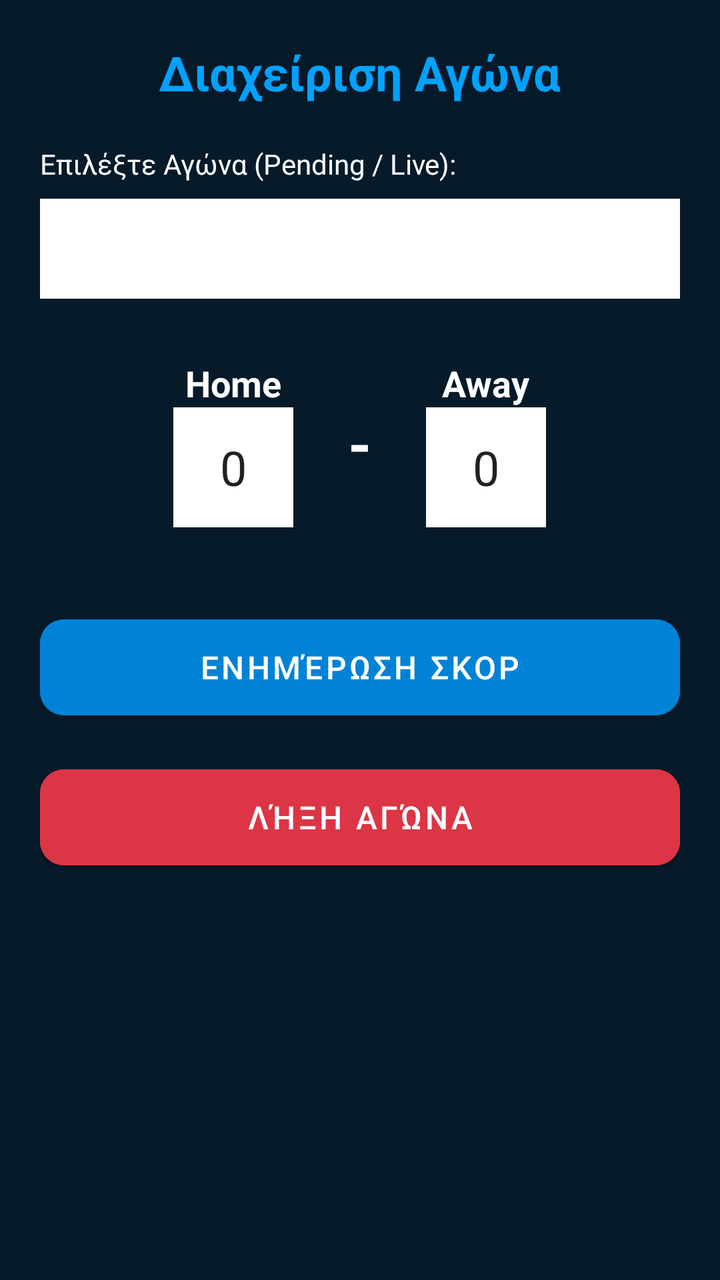
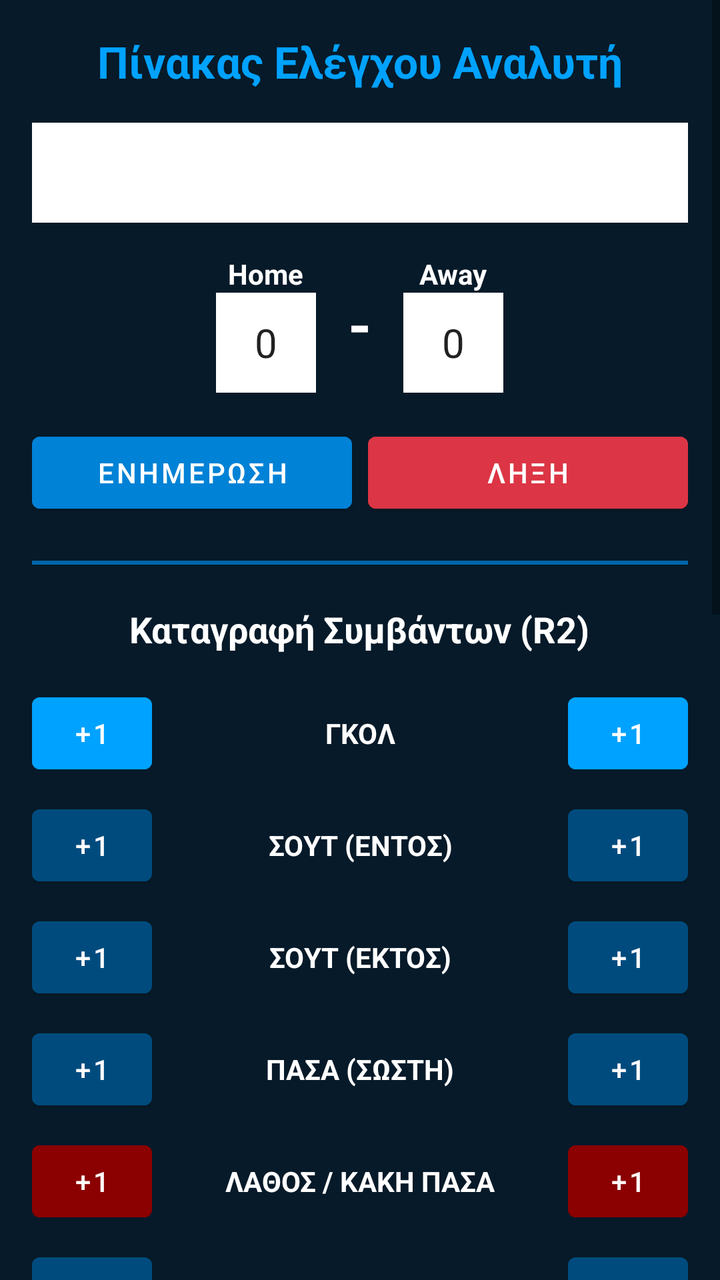

The first picture is an Android layout as it rendered before a commit; the second is the same layout after the commit. The layout source and the unified diff follow.
<!-- AndroidManifest.xml: application theme Theme.Tempproject -->
<!-- res/layout/activity_manage_match.xml -->
<?xml version="1.0" encoding="utf-8"?>
<LinearLayout xmlns:android="http://schemas.android.com/apk/res/android"
    xmlns:app="http://schemas.android.com/apk/res-auto"
    android:layout_width="match_parent"
    android:layout_height="match_parent"
    android:orientation="vertical"
    android:padding="20dp"
    android:background="@color/palette_blue_6"
    android:gravity="center_horizontal">

    <TextView
        android:layout_width="wrap_content"
        android:layout_height="wrap_content"
        android:text="Διαχείριση Αγώνα"
        android:textSize="24sp"
        android:textStyle="bold"
        android:textColor="@color/palette_blue_1"
        android:layout_marginBottom="20dp"/>

    <TextView
        android:layout_width="match_parent"
        android:layout_height="wrap_content"
        android:text="Επιλέξτε Αγώνα (Pending / Live):"
        android:textColor="@color/white"
        android:layout_marginBottom="8dp"/>

    <Spinner
        android:id="@+id/matchSpinner"
        android:layout_width="match_parent"
        android:layout_height="50dp"
        android:background="@color/white"
        android:layout_marginBottom="30dp"/>

    <LinearLayout
        android:layout_width="match_parent"
        android:layout_height="wrap_content"
        android:orientation="horizontal"
        android:gravity="center">

        <LinearLayout
            android:layout_width="wrap_content"
            android:layout_height="wrap_content"
            android:orientation="vertical"
            android:gravity="center"
            android:layout_marginEnd="20dp">
            <TextView
                android:id="@+id/homeTeamTxt"
                android:layout_width="wrap_content"
                android:layout_height="wrap_content"
                android:text="Home"
                android:textColor="@color/white"
                android:textStyle="bold"
                android:textSize="18sp"/>
            <EditText
                android:id="@+id/homeScoreInput"
                android:layout_width="60dp"
                android:layout_height="60dp"
                android:inputType="number"
                android:text="0"
                android:textAlignment="center"
                android:textSize="24sp"
                android:background="@color/white"/>
        </LinearLayout>

        <TextView
            android:layout_width="wrap_content"
            android:layout_height="wrap_content"
            android:text=" - "
            android:textColor="@color/white"
            android:textSize="30sp"
            android:textStyle="bold"/>

        <LinearLayout
            android:layout_width="wrap_content"
            android:layout_height="wrap_content"
            android:orientation="vertical"
            android:gravity="center"
            android:layout_marginStart="20dp">
            <TextView
                android:id="@+id/awayTeamTxt"
                android:layout_width="wrap_content"
                android:layout_height="wrap_content"
                android:text="Away"
                android:textColor="@color/white"
                android:textStyle="bold"
                android:textSize="18sp"/>
            <EditText
                android:id="@+id/awayScoreInput"
                android:layout_width="60dp"
                android:layout_height="60dp"
                android:inputType="number"
                android:text="0"
                android:textAlignment="center"
                android:textSize="24sp"
                android:background="@color/white"/>
        </LinearLayout>
    </LinearLayout>

    <Button
        android:id="@+id/btnUpdateScore"
        android:layout_width="match_parent"
        android:layout_height="60dp"
        android:layout_marginTop="40dp"
        android:text="Ενημέρωση Σκορ"
        android:backgroundTint="@color/palette_blue_2"
        app:cornerRadius="12dp"
        android:textSize="16sp"/>

    <Button
        android:id="@+id/btnFinishMatch"
        android:layout_width="match_parent"
        android:layout_height="60dp"
        android:layout_marginTop="15dp"
        android:text="Λήξη Αγώνα"
        android:backgroundTint="#dc3545"
        app:cornerRadius="12dp"
        android:textSize="16sp"/>

</LinearLayout>
<!-- resources referenced by this layout -->
<resources>
  <color name="palette_blue_1">#FF00A2FF</color>
  <color name="palette_blue_2">#FF0082D6</color>
  <color name="palette_blue_6">#FF061A29</color>
  <color name="white">#FFFFFFFF</color>
  <style name="Theme.Tempproject" parent="Theme.MaterialComponents.DayNight.DarkActionBar">
          
          <item name="colorPrimary">@color/purple_500</item>
          <item name="colorPrimaryVariant">@color/purple_700</item>
          <item name="colorOnPrimary">@color/white</item>
          
          <item name="colorSecondary">@color/teal_200</item>
          <item name="colorSecondaryVariant">@color/teal_700</item>
          <item name="colorOnSecondary">@color/black</item>
  
          <item name="android:statusBarColor">?attr/colorPrimaryVariant</item>
  
      </style>
  <color name="purple_500">#FF6200EE</color>
  <color name="purple_700">#FF3700B3</color>
  <color name="teal_200">#FF03DAC5</color>
  <color name="teal_700">#FF018786</color>
  <color name="black">#FF000000</color>
</resources>

<!-- the commit's change to res/layout/activity_manage_match.xml (unified diff, before → after) -->
@@ -1,119 +1,234 @@
 <?xml version="1.0" encoding="utf-8"?>
-<LinearLayout xmlns:android="http://schemas.android.com/apk/res/android"
+<ScrollView xmlns:android="http://schemas.android.com/apk/res/android"
     xmlns:app="http://schemas.android.com/apk/res-auto"
     android:layout_width="match_parent"
     android:layout_height="match_parent"
-    android:orientation="vertical"
-    android:padding="20dp"
     android:background="@color/palette_blue_6"
-    android:gravity="center_horizontal">
-
-    <TextView
-        android:layout_width="wrap_content"
-        android:layout_height="wrap_content"
-        android:text="Διαχείριση Αγώνα"
-        android:textSize="24sp"
-        android:textStyle="bold"
-        android:textColor="@color/palette_blue_1"
-        android:layout_marginBottom="20dp"/>
-
-    <TextView
-        android:layout_width="match_parent"
-        android:layout_height="wrap_content"
-        android:text="Επιλέξτε Αγώνα (Pending / Live):"
-        android:textColor="@color/white"
-        android:layout_marginBottom="8dp"/>
-
-    <Spinner
-        android:id="@+id/matchSpinner"
-        android:layout_width="match_parent"
-        android:layout_height="50dp"
-        android:background="@color/white"
-        android:layout_marginBottom="30dp"/>
+    android:fillViewport="true">
 
     <LinearLayout
         android:layout_width="match_parent"
         android:layout_height="wrap_content"
-        android:orientation="horizontal"
-        android:gravity="center">
-
-        <LinearLayout
-            android:layout_width="wrap_content"
-            android:layout_height="wrap_content"
-            android:orientation="vertical"
-            android:gravity="center"
-            android:layout_marginEnd="20dp">
-            <TextView
-                android:id="@+id/homeTeamTxt"
-                android:layout_width="wrap_content"
-                android:layout_height="wrap_content"
-                android:text="Home"
-                android:textColor="@color/white"
-                android:textStyle="bold"
-                android:textSize="18sp"/>
-            <EditText
-                android:id="@+id/homeScoreInput"
-                android:layout_width="60dp"
-                android:layout_height="60dp"
-                android:inputType="number"
-                android:text="0"
-                android:textAlignment="center"
-                android:textSize="24sp"
-                android:background="@color/white"/>
-        </LinearLayout>
+        android:orientation="vertical"
+        android:padding="16dp"
+        android:gravity="center_horizontal">
 
         <TextView
             android:layout_width="wrap_content"
             android:layout_height="wrap_content"
-            android:text=" - "
+            android:text="Πίνακας Ελέγχου Αναλυτή"
+            android:textSize="22sp"
+            android:textStyle="bold"
+            android:textColor="@color/palette_blue_1"
+            android:layout_marginBottom="16dp"/>
+
+        <Spinner
+            android:id="@+id/matchSpinner"
+            android:layout_width="match_parent"
+            android:layout_height="50dp"
+            android:background="@color/white"
+            android:layout_marginBottom="16dp"/>
+
+        <LinearLayout
+            android:layout_width="match_parent"
+            android:layout_height="wrap_content"
+            android:orientation="horizontal"
+            android:gravity="center"
+            android:layout_marginBottom="16dp">
+
+            <LinearLayout
+                android:layout_width="wrap_content"
+                android:layout_height="wrap_content"
+                android:orientation="vertical"
+                android:gravity="center"
+                android:layout_marginEnd="16dp">
+                <TextView
+                    android:id="@+id/homeTeamTxt"
+                    android:layout_width="wrap_content"
+                    android:layout_height="wrap_content"
+                    android:text="Home"
+                    android:textColor="@color/white"
+                    android:textStyle="bold"/>
+                <EditText
+                    android:id="@+id/homeScoreInput"
+                    android:layout_width="50dp"
+                    android:layout_height="50dp"
+                    android:inputType="number"
+                    android:text="0"
+                    android:textAlignment="center"
+                    android:textSize="20sp"
+                    android:background="@color/white"/>
+            </LinearLayout>
+
+            <TextView
+                android:layout_width="wrap_content"
+                android:layout_height="wrap_content"
+                android:text="-"
+                android:textColor="@color/white"
+                android:textSize="30sp"
+                android:textStyle="bold"/>
+
+            <LinearLayout
+                android:layout_width="wrap_content"
+                android:layout_height="wrap_content"
+                android:orientation="vertical"
+                android:gravity="center"
+                android:layout_marginStart="16dp">
+                <TextView
+                    android:id="@+id/awayTeamTxt"
+                    android:layout_width="wrap_content"
+                    android:layout_height="wrap_content"
+                    android:text="Away"
+                    android:textColor="@color/white"
+                    android:textStyle="bold"/>
+                <EditText
+                    android:id="@+id/awayScoreInput"
+                    android:layout_width="50dp"
+                    android:layout_height="50dp"
+                    android:inputType="number"
+                    android:text="0"
+                    android:textAlignment="center"
+                    android:textSize="20sp"
+                    android:background="@color/white"/>
+            </LinearLayout>
+        </LinearLayout>
+
+        <LinearLayout
+            android:layout_width="match_parent"
+            android:layout_height="wrap_content"
+            android:orientation="horizontal">
+            <Button
+                android:id="@+id/btnUpdateScore"
+                android:layout_width="0dp"
+                android:layout_height="wrap_content"
+                android:layout_weight="1"
+                android:layout_marginEnd="4dp"
+                android:text="Ενημερωση"
+                android:backgroundTint="@color/palette_blue_2"/>
+            <Button
+                android:id="@+id/btnFinishMatch"
+                android:layout_width="0dp"
+                android:layout_height="wrap_content"
+                android:layout_weight="1"
+                android:layout_marginStart="4dp"
+                android:text="Ληξη"
+                android:backgroundTint="#dc3545"/>
+        </LinearLayout>
+
+        <View android:layout_width="match_parent" android:layout_height="2dp" android:background="@color/palette_blue_3" android:layout_marginTop="20dp" android:layout_marginBottom="20dp"/>
+
+        <TextView
+            android:layout_width="wrap_content"
+            android:layout_height="wrap_content"
+            android:text="Καταγραφή Συμβάντων (R2)"
             android:textColor="@color/white"
-            android:textSize="30sp"
-            android:textStyle="bold"/>
+            android:textSize="18sp"
+            android:textStyle="bold"
+            android:layout_marginBottom="16dp"/>
+
+        <LinearLayout android:layout_width="match_parent" android:layout_height="wrap_content" android:orientation="horizontal" android:gravity="center" android:layout_marginBottom="8dp">
+            <Button android:id="@+id/btnHomeGoal" android:layout_width="60dp" android:layout_height="wrap_content" android:text="+1" android:backgroundTint="@color/palette_blue_1"/>
+            <TextView android:layout_width="0dp" android:layout_height="wrap_content" android:layout_weight="1" android:text="ΓΚΟΛ" android:textColor="@color/white" android:gravity="center" android:textStyle="bold"/>
+            <Button android:id="@+id/btnAwayGoal" android:layout_width="60dp" android:layout_height="wrap_content" android:text="+1" android:backgroundTint="@color/palette_blue_1"/>
+        </LinearLayout>
+
+        <LinearLayout android:layout_width="match_parent" android:layout_height="wrap_content" android:orientation="horizontal" android:gravity="center" android:layout_marginBottom="8dp">
+            <Button android:id="@+id/btnHomeShotOn" android:layout_width="60dp" android:layout_height="wrap_content" android:text="+1" android:backgroundTint="@color/palette_blue_4"/>
+            <TextView android:layout_width="0dp" android:layout_height="wrap_content" android:layout_weight="1" android:text="ΣΟΥΤ (ΕΝΤΟΣ)" android:textColor="@color/white" android:gravity="center" android:textStyle="bold"/>
+            <Button android:id="@+id/btnAwayShotOn" android:layout_width="60dp" android:layout_height="wrap_content" android:text="+1" android:backgroundTint="@color/palette_blue_4"/>
+        </LinearLayout>
+
+        <LinearLayout android:layout_width="match_parent" android:layout_height="wrap_content" android:orientation="horizontal" android:gravity="center" android:layout_marginBottom="8dp">
+            <Button android:id="@+id/btnHomeShotOff" android:layout_width="60dp" android:layout_height="wrap_content" android:text="+1" android:backgroundTint="@color/palette_blue_4"/>
+            <TextView android:layout_width="0dp" android:layout_height="wrap_content" android:layout_weight="1" android:text="ΣΟΥΤ (ΕΚΤΟΣ)" android:textColor="@color/white" android:gravity="center" android:textStyle="bold"/>
+            <Button android:id="@+id/btnAwayShotOff" android:layout_width="60dp" android:layout_height="wrap_content" android:text="+1" android:backgroundTint="@color/palette_blue_4"/>
+        </LinearLayout>
+
+        <LinearLayout android:layout_width="match_parent" android:layout_height="wrap_content" android:orientation="horizontal" android:gravity="center" android:layout_marginBottom="8dp">
+            <Button android:id="@+id/btnHomePassSucc" android:layout_width="60dp" android:layout_height="wrap_content" android:text="+1" android:backgroundTint="@color/palette_blue_4"/>
+            <TextView android:layout_width="0dp" android:layout_height="wrap_content" android:layout_weight="1" android:text="ΠΑΣΑ (ΣΩΣΤΗ)" android:textColor="@color/white" android:gravity="center" android:textStyle="bold"/>
+            <Button android:id="@+id/btnAwayPassSucc" android:layout_width="60dp" android:layout_height="wrap_content" android:text="+1" android:backgroundTint="@color/palette_blue_4"/>
+        </LinearLayout>
+
+        <LinearLayout android:layout_width="match_parent" android:layout_height="wrap_content" android:orientation="horizontal" android:gravity="center" android:layout_marginBottom="8dp">
+            <Button android:id="@+id/btnHomePassFail" android:layout_width="60dp" android:layout_height="wrap_content" android:text="+1" android:backgroundTint="#8B0000"/>
+            <TextView android:layout_width="0dp" android:layout_height="wrap_content" android:layout_weight="1" android:text="ΛΑΘΟΣ / ΚΑΚΗ ΠΑΣΑ" android:textColor="@color/white" android:gravity="center" android:textStyle="bold"/>
+            <Button android:id="@+id/btnAwayPassFail" android:layout_width="60dp" android:layout_height="wrap_content" android:text="+1" android:backgroundTint="#8B0000"/>
+        </LinearLayout>
+
+        <LinearLayout android:layout_width="match_parent" android:layout_height="wrap_content" android:orientation="horizontal" android:gravity="center" android:layout_marginBottom="8dp">
+            <Button android:id="@+id/btnHomeTackleSucc" android:layout_width="60dp" android:layout_height="wrap_content" android:text="+1" android:backgroundTint="@color/palette_blue_4"/>
+            <TextView android:layout_width="0dp" android:layout_height="wrap_content" android:layout_weight="1" android:text="ΤΑΚΛΙΝ (ΕΠΙΤΥΧΕΣ)" android:textColor="@color/white" android:gravity="center" android:textStyle="bold"/>
+            <Button android:id="@+id/btnAwayTackleSucc" android:layout_width="60dp" android:layout_height="wrap_content" android:text="+1" android:backgroundTint="@color/palette_blue_4"/>
+        </LinearLayout>
+
+        <LinearLayout android:layout_width="match_parent" android:layout_height="wrap_content" android:orientation="horizontal" android:gravity="center" android:layout_marginBottom="8dp">
+            <Button android:id="@+id/btnHomeCross" android:layout_width="60dp" android:layout_height="wrap_content" android:text="+1" android:backgroundTint="@color/palette_blue_4"/>
+            <TextView android:layout_width="0dp" android:layout_height="wrap_content" android:layout_weight="1" android:text="ΣΕΝΤΡΑ" android:textColor="@color/white" android:gravity="center" android:textStyle="bold"/>
+            <Button android:id="@+id/btnAwayCross" android:layout_width="60dp" android:layout_height="wrap_content" android:text="+1" android:backgroundTint="@color/palette_blue_4"/>
+        </LinearLayout>
+
+        <LinearLayout android:layout_width="match_parent" android:layout_height="wrap_content" android:orientation="horizontal" android:gravity="center" android:layout_marginBottom="8dp">
+            <Button android:id="@+id/btnHomeAssist" android:layout_width="60dp" android:layout_height="wrap_content" android:text="+1" android:backgroundTint="@color/palette_blue_4"/>
+            <TextView android:layout_width="0dp" android:layout_height="wrap_content" android:layout_weight="1" android:text="ΑΣΙΣΤ" android:textColor="@color/white" android:gravity="center" android:textStyle="bold"/>
+            <Button android:id="@+id/btnAwayAssist" android:layout_width="60dp" android:layout_height="wrap_content" android:text="+1" android:backgroundTint="@color/palette_blue_4"/>
+        </LinearLayout>
+
+        <LinearLayout android:layout_width="match_parent" android:layout_height="wrap_content" android:orientation="horizontal" android:gravity="center" android:layout_marginBottom="8dp">
+            <Button android:id="@+id/btnHomeFoul" android:layout_width="60dp" android:layout_height="wrap_content" android:text="+1" android:backgroundTint="@color/palette_blue_4"/>
+            <TextView android:layout_width="0dp" android:layout_height="wrap_content" android:layout_weight="1" android:text="ΦΑΟΥΛ ΚΑΤΑ" android:textColor="@color/white" android:gravity="center" android:textStyle="bold"/>
+            <Button android:id="@+id/btnAwayFoul" android:layout_width="60dp" android:layout_height="wrap_content" android:text="+1" android:backgroundTint="@color/palette_blue_4"/>
+        </LinearLayout>
+
+        <LinearLayout android:layout_width="match_parent" android:layout_height="wrap_content" android:orientation="horizontal" android:gravity="center" android:layout_marginBottom="8dp">
+            <Button android:id="@+id/btnHomeCorner" android:layout_width="60dp" android:layout_height="wrap_content" android:text="+1" android:backgroundTint="@color/palette_blue_4"/>
+            <TextView android:layout_width="0dp" android:layout_height="wrap_content" android:layout_weight="1" android:text="ΚΟΡΝΕΡ" android:textColor="@color/white" android:gravity="center" android:textStyle="bold"/>
+            <Button android:id="@+id/btnAwayCorner" android:layout_width="60dp" android:layout_height="wrap_content" android:text="+1" android:backgroundTint="@color/palette_blue_4"/>
+        </LinearLayout>
+
+        <LinearLayout android:layout_width="match_parent" android:layout_height="wrap_content" android:orientation="horizontal" android:gravity="center" android:layout_marginBottom="8dp">
+            <Button android:id="@+id/btnHomeYellow" android:layout_width="60dp" android:layout_height="wrap_content" android:text="+1" android:backgroundTint="#FBC02D" android:textColor="@color/black"/>
+            <TextView android:layout_width="0dp" android:layout_height="wrap_content" android:layout_weight="1" android:text="ΚΙΤΡΙΝΕΣ" android:textColor="@color/white" android:gravity="center" android:textStyle="bold"/>
+            <Button android:id="@+id/btnAwayYellow" android:layout_width="60dp" android:layout_height="wrap_content" android:text="+1" android:backgroundTint="#FBC02D" android:textColor="@color/black"/>
+        </LinearLayout>
+
+        <LinearLayout android:layout_width="match_parent" android:layout_height="wrap_content" android:orientation="horizontal" android:gravity="center" android:layout_marginBottom="8dp">
+            <Button android:id="@+id/btnHomeRed" android:layout_width="60dp" android:layout_height="wrap_content" android:text="+1" android:backgroundTint="#D32F2F" android:textColor="@color/white"/>
+            <TextView android:layout_width="0dp" android:layout_height="wrap_content" android:layout_weight="1" android:text="ΚΟΚΚΙΝΕΣ" android:textColor="@color/white" android:gravity="center" android:textStyle="bold"/>
+            <Button android:id="@+id/btnAwayRed" android:layout_width="60dp" android:layout_height="wrap_content" android:text="+1" android:backgroundTint="#D32F2F" android:textColor="@color/white"/>
+        </LinearLayout>
+
+        <View android:layout_width="match_parent" android:layout_height="2dp" android:background="@color/palette_blue_3" android:layout_marginTop="16dp" android:layout_marginBottom="20dp"/>
+
+        <TextView
+            android:layout_width="wrap_content"
+            android:layout_height="wrap_content"
+            android:text="Αλλαγές Παικτών (R1)"
+            android:textColor="@color/white"
+            android:textSize="18sp"
+            android:textStyle="bold"
+            android:layout_marginBottom="16dp"/>
 
         <LinearLayout
-            android:layout_width="wrap_content"
+            android:layout_width="match_parent"
             android:layout_height="wrap_content"
             android:orientation="vertical"
-            android:gravity="center"
-            android:layout_marginStart="20dp">
-            <TextView
-                android:id="@+id/awayTeamTxt"
-                android:layout_width="wrap_content"
-                android:layout_height="wrap_content"
-                android:text="Away"
-                android:textColor="@color/white"
-                android:textStyle="bold"
-                android:textSize="18sp"/>
-            <EditText
-                android:id="@+id/awayScoreInput"
-                android:layout_width="60dp"
-                android:layout_height="60dp"
-                android:inputType="number"
-                android:text="0"
-                android:textAlignment="center"
-                android:textSize="24sp"
-                android:background="@color/white"/>
-        </LinearLayout>
+            android:background="@color/palette_blue_5"
+            android:padding="12dp">
+
+            <TextView android:layout_width="match_parent" android:layout_height="wrap_content" android:text="Παίκτης ΕΚΤΟΣ (Βασικός):" android:textColor="@color/white"/>
+            <Spinner android:id="@+id/spinnerPlayerOut" android:layout_width="match_parent" android:layout_height="40dp" android:background="@color/white" android:layout_marginBottom="10dp" android:layout_marginTop="4dp"/>
+
+            <TextView android:layout_width="match_parent" android:layout_height="wrap_content" android:text="Παίκτης ΕΝΤΟΣ (Αναπληρωματικός):" android:textColor="@color/white"/>
+            <Spinner android:id="@+id/spinnerPlayerIn" android:layout_width="match_parent" android:layout_height="40dp" android:background="@color/white" android:layout_marginBottom="16dp" android:layout_marginTop="4dp"/>
+
+            <Button
+                android:id="@+id/btnSubstitute"
+                android:layout_width="match_parent"
+                android:layout_height="wrap_content"
+                android:text="Καταχωρηση Αλλαγης"
+                android:backgroundTint="@color/palette_blue_2"/>
+        </LinearLayout>
+
     </LinearLayout>
-
-    <Button
-        android:id="@+id/btnUpdateScore"
-        android:layout_width="match_parent"
-        android:layout_height="60dp"
-        android:layout_marginTop="40dp"
-        android:text="Ενημέρωση Σκορ"
-        android:backgroundTint="@color/palette_blue_2"
-        app:cornerRadius="12dp"
-        android:textSize="16sp"/>
-
-    <Button
-        android:id="@+id/btnFinishMatch"
-        android:layout_width="match_parent"
-        android:layout_height="60dp"
-        android:layout_marginTop="15dp"
-        android:text="Λήξη Αγώνα"
-        android:backgroundTint="#dc3545"
-        app:cornerRadius="12dp"
-        android:textSize="16sp"/>
-
-</LinearLayout>
+</ScrollView>
<!-- resource entries referenced after the edit -->
@@ -2,6 +2,9 @@
 <resources>
   <color name="palette_blue_1">#FF00A2FF</color>
   <color name="palette_blue_2">#FF0082D6</color>
+  <color name="palette_blue_3">#FF0067AA</color>
+  <color name="palette_blue_4">#FF004B7D</color>
+  <color name="palette_blue_5">#FF003058</color>
   <color name="palette_blue_6">#FF061A29</color>
   <color name="white">#FFFFFFFF</color>
   <style name="Theme.Tempproject" parent="Theme.MaterialComponents.DayNight.DarkActionBar">
